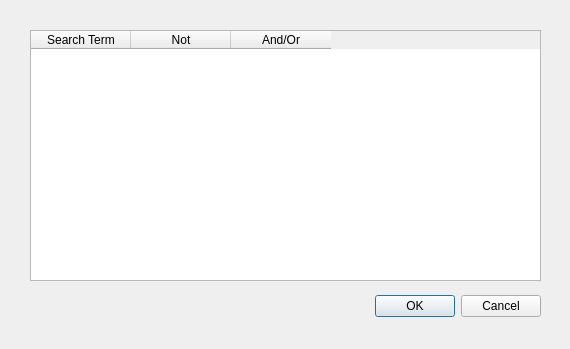
This is interface/ovQSearchDialog.ui in patrickdemond/OVis as Qt 5 draws it before an edit. The edited form follows.
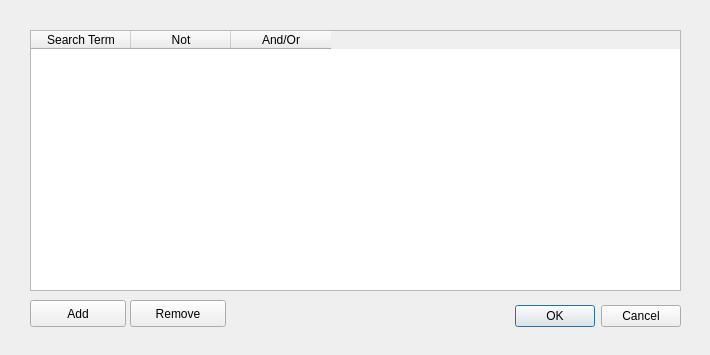
This is the edited form.

Commit message: Implementing the search dialog.

```diff
--- a/interface/ovQSearchDialog.ui
+++ b/interface/ovQSearchDialog.ui
@@ -6,8 +6,8 @@
    <rect>
     <x>0</x>
     <y>0</y>
-    <width>570</width>
-    <height>349</height>
+    <width>710</width>
+    <height>355</height>
    </rect>
   </property>
   <property name="windowTitle">
@@ -16,8 +16,8 @@
   <widget class="QDialogButtonBox" name="buttonBox">
    <property name="geometry">
     <rect>
-     <x>200</x>
-     <y>290</y>
+     <x>340</x>
+     <y>300</y>
      <width>341</width>
      <height>32</height>
     </rect>
@@ -34,8 +34,8 @@
     <rect>
      <x>30</x>
      <y>30</y>
-     <width>511</width>
-     <height>251</height>
+     <width>651</width>
+     <height>261</height>
     </rect>
    </property>
    <column>
@@ -47,13 +47,45 @@
     <property name="text">
      <string>Not</string>
     </property>
+    <property name="textAlignment">
+     <set>AlignHCenter|AlignVCenter|AlignCenter</set>
+    </property>
    </column>
    <column>
     <property name="text">
      <string>And/Or</string>
     </property>
+    <property name="textAlignment">
+     <set>AlignHCenter|AlignVCenter|AlignCenter</set>
+    </property>
    </column>
   </widget>
+  <widget class="QPushButton" name="addPushButton">
+   <property name="geometry">
+    <rect>
+     <x>30</x>
+     <y>300</y>
+     <width>96</width>
+     <height>27</height>
+    </rect>
+   </property>
+   <property name="text">
+    <string>Add</string>
+   </property>
+  </widget>
+  <widget class="QPushButton" name="removePushButton">
+   <property name="geometry">
+    <rect>
+     <x>130</x>
+     <y>300</y>
+     <width>96</width>
+     <height>27</height>
+    </rect>
+   </property>
+   <property name="text">
+    <string>Remove</string>
+   </property>
+  </widget>
  </widget>
  <resources/>
  <connections>
```
Left out of the diff: 2 changed lines with no effect on the pictures. The commit also changes 3 other files.
